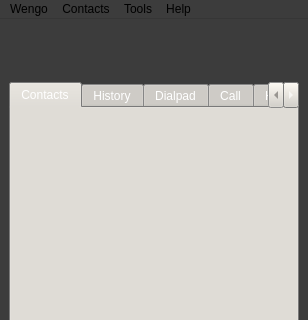
First picture: the form in wengophone/src/presentation/qt/WengoPhoneWindow.ui, repository tkrotoff/WengoPhone, before the edit; both pictures show x 0 to 308 and y 0 to 320 of the 308 by 612 pixel window.
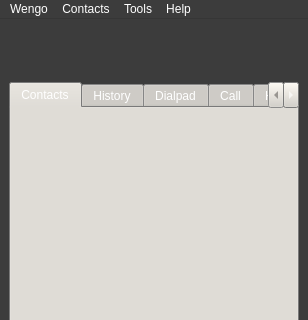
Second picture: the form after the edit. Icons and pictures are not drawn.

Commit message: More work on the main Window and chat window

```diff
--- a/wengophone/src/presentation/qt/WengoPhoneWindow.ui
+++ b/wengophone/src/presentation/qt/WengoPhoneWindow.ui
@@ -46,9 +46,9 @@
       <blue>133</blue>
      </color>
      <color>
-      <red>0</red>
-      <green>0</green>
-      <blue>0</blue>
+      <red>255</red>
+      <green>255</green>
+      <blue>255</blue>
      </color>
      <color>
       <red>255</red>
@@ -56,9 +56,9 @@
       <blue>255</blue>
      </color>
      <color>
-      <red>0</red>
-      <green>0</green>
-      <blue>0</blue>
+      <red>255</red>
+      <green>255</green>
+      <blue>255</blue>
      </color>
      <color>
       <red>255</red>
@@ -133,9 +133,9 @@
       <blue>133</blue>
      </color>
      <color>
-      <red>0</red>
-      <green>0</green>
-      <blue>0</blue>
+      <red>255</red>
+      <green>255</green>
+      <blue>255</blue>
      </color>
      <color>
       <red>255</red>
@@ -143,9 +143,9 @@
       <blue>255</blue>
      </color>
      <color>
-      <red>0</red>
-      <green>0</green>
-      <blue>0</blue>
+      <red>255</red>
+      <green>255</green>
+      <blue>255</blue>
      </color>
      <color>
       <red>255</red>
```
Left out of the diff: 60 changed lines with no effect on the pictures. The commit also changes 7 other files.
